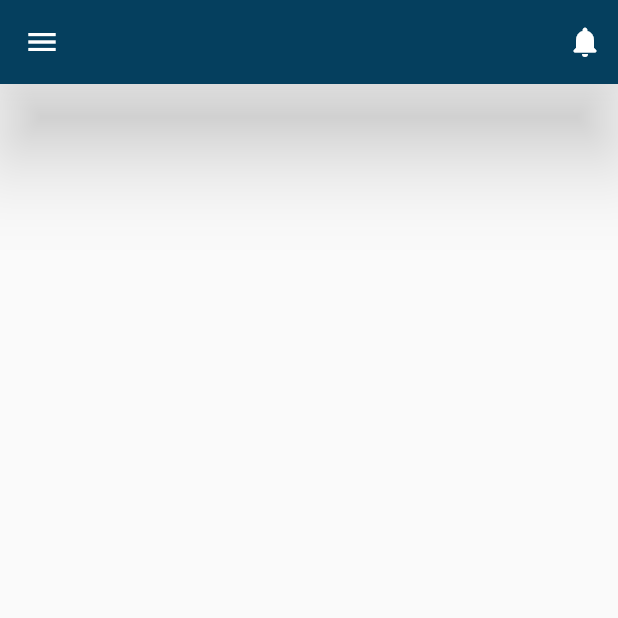
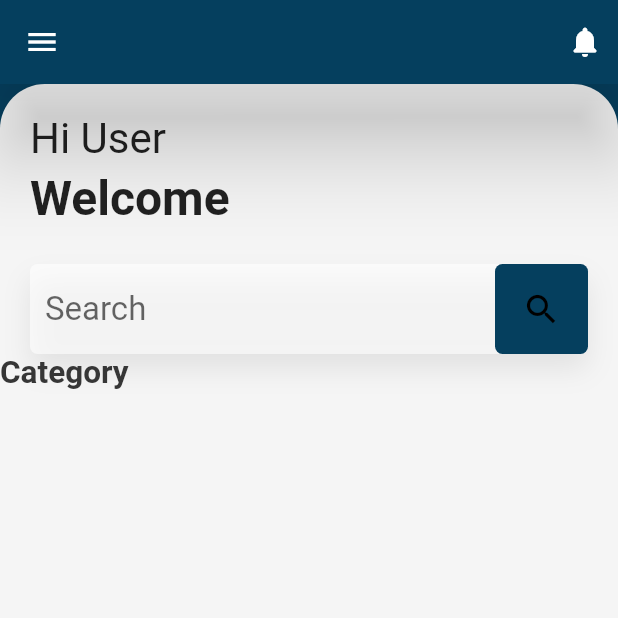
Before and after one commit to s3823102/BookingPage, a Flutter app: the screen it shows after launch, on a phone screen of 412 x 824 dp, the top half of it. Run offline on Flutter 3.47's test engine with Material 2 defaults, Android fonts, the phone set to English and light mode, and no system bars.

Commit message:
work in progress for booking page

```diff
--- a/lib/home_page.dart
+++ b/lib/home_page.dart
@@ -1,4 +1,5 @@
 import 'package:flutter/material.dart';
+
 
 class HomePage extends StatefulWidget
 {
@@ -13,8 +14,10 @@ class _HomeState extends State<HomePage>
   @override
   Widget build(BuildContext context)
   {
+    Size size = MediaQuery.of(context).size;
     return Scaffold
       (
+      backgroundColor: Theme.of(context).primaryColor,
       appBar: AppBar
         (
         elevation: 25.0,
@@ -40,6 +43,154 @@ class _HomeState extends State<HomePage>
           )
         ],
       ),
+      body: Container
+        (
+        decoration: BoxDecoration
+          (
+          color: Colors.grey[100],
+          borderRadius: const BorderRadius.only
+            (
+            topRight: Radius.circular(30),
+            topLeft: Radius.circular(30),
+          )
+        ),
+        child: Column
+          (
+        crossAxisAlignment: CrossAxisAlignment.start,
+        mainAxisAlignment: MainAxisAlignment.start,
+          children:
+          [
+            Container
+              (
+              margin: const EdgeInsets.only(top:20, left: 20),
+              child: const Text
+                (
+                "Hi User",
+                style: TextStyle
+                  (
+                  color: Colors.black87,
+                  fontSize: 28,
+                ),
+              ),
+            ),
+            Container
+              (
+              margin: const EdgeInsets.only(top:4, left: 20),
+              child: const Text
+                (
+                "Welcome",
+                style: TextStyle
+                  (
+                  color: Colors.black87,
+                  fontSize: 32,
+                  fontWeight: FontWeight.bold,
+                  fontFamily: 'Roboto'
+                ),
+              ),
+            ),
+             Container
+               (
+               margin:  const EdgeInsets.only(top:25, left: 20, right: 20),
+               decoration: BoxDecoration
+                 (
+                 color: Colors.white60,
+                 borderRadius: BorderRadius.circular(5),
+                 boxShadow:
+                 const [
+                     BoxShadow
+                       (
+                       color: Color(0x14000000),
+                       offset: Offset(0,10),
+                       blurRadius: 15,
+                       spreadRadius: 0,
+                     )
+                   ]
+               ),
+
+               height: 60,
+               width: size.width,
+               child: Row
+                 (
+                 children:
+                 [
+                   Expanded
+                     (
+                     flex: 5,
+                     child: Container
+                       (
+                       margin: const EdgeInsets.only(left: 10, right: 10,),
+                       child: const TextField
+                         (
+                         maxLines: 1,
+                         autofocus: false,
+                         style: TextStyle
+                           (
+                           color: Color(0xff107163),
+                           fontSize: 22,
+
+                         ),
+                         decoration: InputDecoration
+                           (
+                           border: InputBorder.none,
+                           hintText: "Search",
+                         ),
+                       ),
+                     ),
+                   ),
+
+                   Expanded
+                     (
+                     flex: 1,
+                     child: Container
+                       (
+                       decoration: BoxDecoration
+                         (
+                         color: const Color(0xff053F5E),
+                         borderRadius: BorderRadius.circular(5),
+                       ),
+                       child: const Center
+                         (
+                         child: Icon
+                           (
+                           Icons.search,
+                           color: Colors.black,
+                           size: 26,
+                         ),
+                       ),
+                     ),
+                   )
+                 ],
+               ),
+             ),
+            Container
+              (
+              width: size.width,
+              child: Stack
+                (
+                fit: StackFit.loose,
+                children:
+                [
+                  Container
+                    (
+                    child: const Text
+                      (
+                      "Category",
+                      style: TextStyle
+                        (
+                        color: Color(0xff363636),
+                        fontSize: 21,
+                        fontFamily: 'Roboto',
+                        fontWeight: FontWeight.w700,
+                      ),
+                    ),
+                  ),
+                ],
+              ),
+
+            ),
+          ],
+        ),
+      ),
     );
   }
 
```
